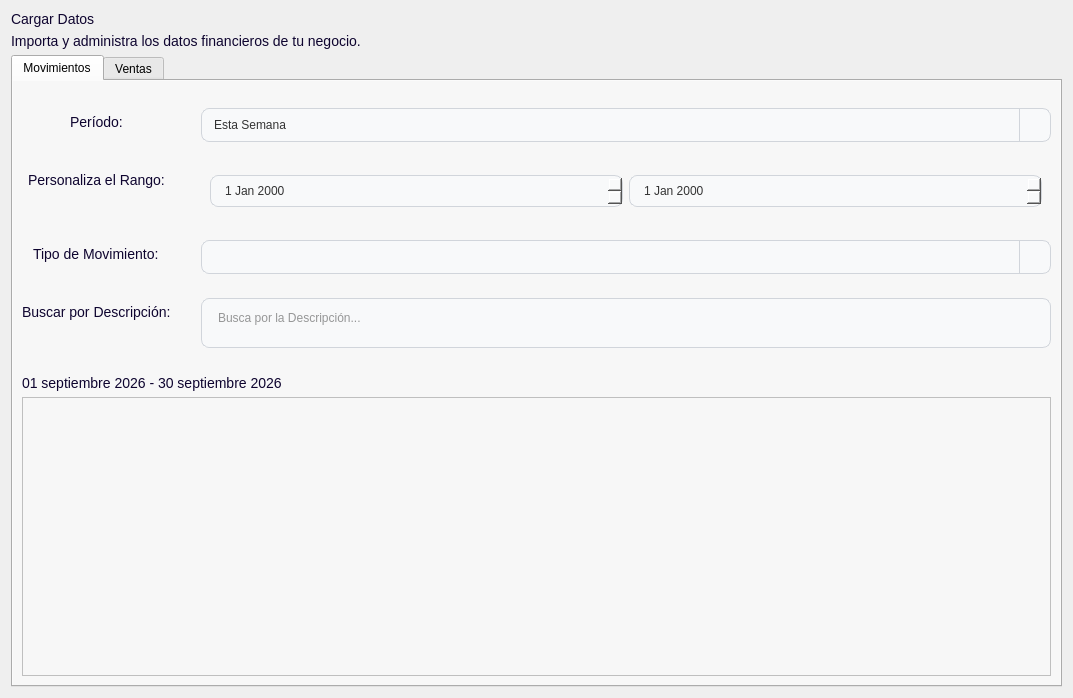
Brando-1510/Proyecto-Integrador-2.0, file app/ui/dashboard/pages/movimientos.ui: the form before one commit.
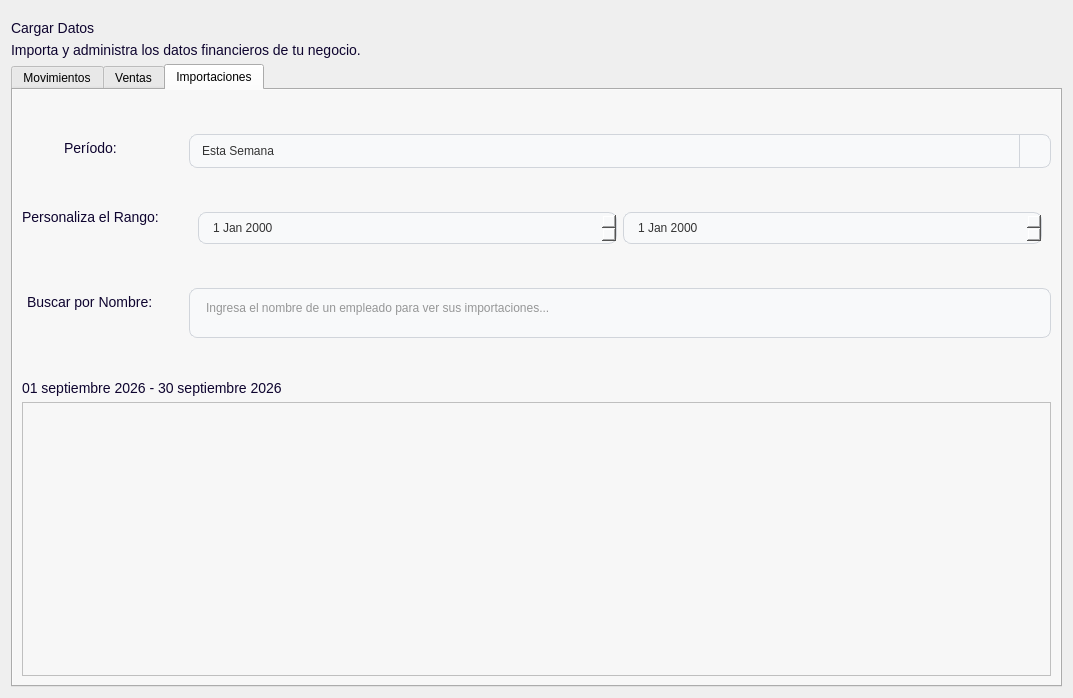
The form after the commit. Icons and pictures are not drawn.

Commit message: cambiando el modulo de movimientos para poder visualizar importaciones

Diff of the .ui file:
```diff
--- a/app/ui/dashboard/pages/movimientos.ui
+++ b/app/ui/dashboard/pages/movimientos.ui
@@ -204,6 +204,9 @@
 }</string>
   </property>
   <layout class="QVBoxLayout" name="verticalLayout">
+   <property name="topMargin">
+    <number>20</number>
+   </property>
    <item>
     <widget class="QLabel" name="lblTitulo">
      <property name="maximumSize">
@@ -375,7 +378,7 @@
 }</string>
      </property>
      <property name="currentIndex">
-      <number>0</number>
+      <number>2</number>
      </property>
      <widget class="QWidget" name="Movimientos_2">
       <attribute name="title">
@@ -396,6 +399,9 @@
          <property name="horizontalSpacing">
           <number>30</number>
          </property>
+         <property name="verticalSpacing">
+          <number>0</number>
+         </property>
          <item row="0" column="0">
           <widget class="QLabel" name="label_5">
            <property name="text">
@@ -632,6 +638,135 @@
        </item>
       </layout>
      </widget>
+     <widget class="QWidget" name="tab">
+      <attribute name="title">
+       <string>Importaciones</string>
+      </attribute>
+      <layout class="QVBoxLayout" name="verticalLayout_2">
+       <item>
+        <layout class="QFormLayout" name="formLayout_3">
+         <property name="sizeConstraint">
+          <enum>QLayout::SetDefaultConstraint</enum>
+         </property>
+         <property name="labelAlignment">
+          <set>Qt::AlignCenter</set>
+         </property>
+         <property name="formAlignment">
+          <set>Qt::AlignCenter</set>
+         </property>
+         <property name="horizontalSpacing">
+          <number>30</number>
+         </property>
+         <property name="verticalSpacing">
+          <number>0</number>
+         </property>
+         <item row="0" column="0">
+          <widget class="QLabel" name="label_7">
+           <property name="text">
+            <string>Período:</string>
+           </property>
+           <property name="texto" stdset="0">
+            <string>Destacado</string>
+           </property>
+          </widget>
+         </item>
+         <item row="0" column="1">
+          <widget class="QComboBox" name="periodoImportacion">
+           <item>
+            <property name="text">
+             <string>Esta Semana</string>
+            </property>
+           </item>
+           <item>
+            <property name="text">
+             <string>Este Mes</string>
+            </property>
+           </item>
+           <item>
+            <property name="text">
+             <string>Los Últimos 3 Meses</string>
+            </property>
+           </item>
+           <item>
+            <property name="text">
+             <string>Último Año</string>
+            </property>
+           </item>
+           <item>
+            <property name="text">
+             <string>Personalizado</string>
+            </property>
+           </item>
+          </widget>
+         </item>
+         <item row="1" column="0">
+          <widget class="QLabel" name="lblPersonalizarImp">
+           <property name="text">
+            <string>Personaliza el Rango:</string>
+           </property>
+           <property name="texto" stdset="0">
+            <string>Destacado</string>
+           </property>
+          </widget>
+         </item>
+         <item row="1" column="1">
+          <widget class="QWidget" name="contenedorFechasImp" native="true">
+           <property name="maximumSize">
+            <size>
+             <width>16777215</width>
+             <height>50</height>
+            </size>
+           </property>
+           <layout class="QHBoxLayout" name="horizontalLayout_3">
+            <item>
+             <widget class="QDateEdit" name="rangoInicioImp"/>
+            </item>
+            <item>
+             <widget class="QDateEdit" name="rangoFinalImp"/>
+            </item>
+           </layout>
+          </widget>
+         </item>
+         <item row="2" column="0">
+          <widget class="QLabel" name="label_4">
+           <property name="text">
+            <string>Buscar por Nombre:</string>
+           </property>
+           <property name="texto" stdset="0">
+            <string>Destacado</string>
+           </property>
+          </widget>
+         </item>
+         <item row="2" column="1">
+          <widget class="QPlainTextEdit" name="buscarNombre">
+           <property name="maximumSize">
+            <size>
+             <width>16777215</width>
+             <height>50</height>
+            </size>
+           </property>
+           <property name="placeholderText">
+            <string>Ingresa el nombre de un empleado para ver sus importaciones...</string>
+           </property>
+          </widget>
+         </item>
+        </layout>
+       </item>
+       <item>
+        <widget class="QLabel" name="lblPeriodoImp">
+         <property name="text">
+          <string>01 septiembre 2026 - 30 septiembre 2026  </string>
+         </property>
+         <property name="texto" stdset="0">
+          <string>Descripcion</string>
+         </property>
+        </widget>
+       </item>
+       <item>
+        <widget class="QTableView" name="importacionesTablas"/>
+       </item>
+      </layout>
+     </widget>
     </widget>
    </item>
   </layout>
```
The commit also changes 9 other files.
